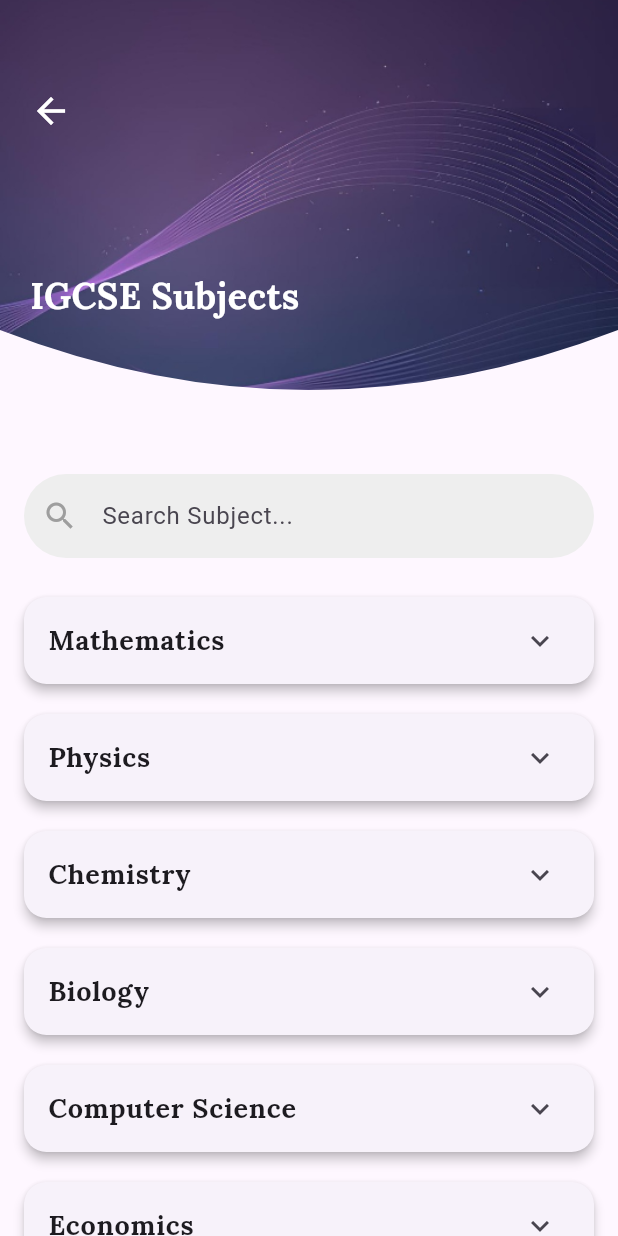
After one commit to ikramaftab/study_pro, a Flutter app: the IgcseDetailScreen screen opened directly, on a phone screen of 412 x 824 dp. The commit adds this screen. Run offline on Flutter 3.47's test engine with Material 3 defaults, Android fonts, the phone set to English and light mode, and no system bars; our stand-ins replace animate_do, google_fonts.

Commit message:
Added Screens

```diff
--- /dev/null
+++ b/lib/screens/IGCSE_detail.dart
@@ -0,0 +1,202 @@
+import 'package:flutter/material.dart';
+import 'package:google_fonts/google_fonts.dart';
+import 'package:study_pro/screens/lectures_screen.dart';
+import 'package:study_pro/screens/notes_screen.dart';
+import 'package:study_pro/screens/past_paper_screen.dart';
+
+import '../widgets/widgets.dart';
+import 'package:flutter/widgets.dart';
+
+class IgcseDetailScreen extends StatefulWidget {
+  const IgcseDetailScreen({super.key});
+
+  @override
+  _IgcseDetailScreenState createState() => _IgcseDetailScreenState();
+}
+
+class _IgcseDetailScreenState extends State<IgcseDetailScreen> {
+  final TextEditingController _searchController = TextEditingController();
+  final List<String> subjects = [
+    "Mathematics",
+    "Physics",
+    "Chemistry",
+    "Biology",
+    "Computer Science",
+    "Economics",
+    "Accounts",
+    "Business Studies",
+    "Urdu",
+    "English",
+    "Islamiat",
+    "Pakistan Studies"
+  ];
+
+  List<String> filteredSubjects = [];
+
+  @override
+  void initState() {
+    super.initState();
+    filteredSubjects = subjects;
+  }
+
+  void _filterSubjects(String query) {
+    setState(() {
+      filteredSubjects = subjects
+          .where((subject) => subject.toLowerCase().contains(query.toLowerCase()))
+          .toList();
+    });
+  }
+
+  @override
+  Widget build(BuildContext context) {
+    return Scaffold(
+      body: Column(
+        children: [
+          // Top Background Section
+          Stack(
+            children: [
+              ClipPath(
+                clipper: WaveClipper(),
+                child: Container(
+                  height: 300,
+                  decoration: const BoxDecoration(
+                    image: DecorationImage(
+                      image: AssetImage("assets/images/background_image.png"),
+                      fit: BoxFit.cover,
+                    ),
+                  ),
+                ),
+              ),
+              Positioned(
+                top: 50,
+                left: 10,
+                child: IconButton(
+                  icon: const Icon(Icons.arrow_back, color: Colors.white, size: 28),
+                  onPressed: () => Navigator.pop(context),
+                ),
+              ),
+              Positioned(
+                top: 180,
+                left: 20,
+                child: Text(
+                  "IGCSE Subjects",
+                  style: GoogleFonts.lora(
+                    fontSize: 24,
+                    fontWeight: FontWeight.bold,
+                    color: Colors.white,
+                  ),
+                ),
+              ),
+            ],
+          ),
+
+          // Search Bar
+          Padding(
+            padding: const EdgeInsets.all(16.0),
+            child: TextField(
+              controller: _searchController,
+              onChanged: _filterSubjects,
+              decoration: InputDecoration(
+                hintText: "Search Subject...",
+                prefixIcon: const Icon(Icons.search, color: Colors.grey),
+                filled: true,
+                fillColor: Colors.grey.shade200,
+                border: OutlineInputBorder(
+                  borderRadius: BorderRadius.circular(30),
+                  borderSide: BorderSide.none,
+                ),
+              ),
+            ),
+          ),
+
+          // Subject List
+          Expanded(
+            child: ListView.builder(
+              padding: const EdgeInsets.symmetric(horizontal: 16),
+              itemCount: filteredSubjects.length,
+              itemBuilder: (context, index) {
+                return _subjectCard(filteredSubjects[index]);
+              },
+            ),
+          ),
+        ],
+      ),
+    );
+  }
+
+  Widget _subjectCard(String subject) {
+    return Card(
+      shape: RoundedRectangleBorder(borderRadius: BorderRadius.circular(15)),
+      elevation: 3,
+      margin: const EdgeInsets.symmetric(vertical: 10),
+      child: ExpansionTile(
+        title: Text(
+          subject,
+          style: GoogleFonts.lora(
+            fontSize: 18,
+            fontWeight: FontWeight.bold,
+          ),
+        ),
+        children: [
+          GestureDetector(
+              onTap: () {
+                Navigator.push(context, MaterialPageRoute(builder: (context)=> const NotesScreen()));
+              },
+              child: _resourceTile("Notes", Icons.menu_book, Colors.blueAccent)),
+          GestureDetector(
+              onTap: () {
+                Navigator.push(context, MaterialPageRoute(builder: (context)=> const PastPapersScreen()));
+              },
+              child: _resourceTile("Past Papers", Icons.description, Colors.orange)),
+          GestureDetector(
+              onTap: () {
+                Navigator.push(context, MaterialPageRoute(builder: (context)=> const LecturesScreen()));
+              },
+              child: _resourceTile("Video Lectures", Icons.play_circle_fill, Colors.green)),
+          const SizedBox(height: 10),
+          _plannerOptions(),
+        ],
+      ),
+    );
+  }
+
+  Widget _resourceTile(String title, IconData icon, Color color) {
+    return ListTile(
+      leading: Icon(icon, color: color),
+      title: Text(
+        title,
+        style: GoogleFonts.lora(fontSize: 16),
+      ),
+      trailing: const Icon(Icons.arrow_forward_ios, size: 18),
+
+    );
+  }
+
+  Widget _plannerOptions() {
+    return Padding(
+      padding: const EdgeInsets.symmetric(horizontal: 16, vertical: 8),
+      child: Row(
+        mainAxisAlignment: MainAxisAlignment.spaceAround,
+        children: [
+          _plannerButton("1 Month"),
+          _plannerButton("3 Months"),
+          _plannerButton("6 Months"),
+        ],
+      ),
+    );
+  }
+
+  Widget _plannerButton(String title) {
+    return ElevatedButton(
+      onPressed: () {},
+      style: ElevatedButton.styleFrom(
+        backgroundColor: Colors.blueAccent,
+        shape: RoundedRectangleBorder(borderRadius: BorderRadius.circular(20)),
+      ),
+      child: Text(
+        title,
+        style: GoogleFonts.lora(fontSize: 14, color: Colors.white),
+      ),
+    );
+  }
+}
--- a/lib/screens/signup_screen.dart
+++ b/lib/screens/signup_screen.dart
@@ -13,7 +13,7 @@ class SignupScreen extends StatelessWidget {
             clipper: WaveClipper(),
             child: Container(
               height: MediaQuery.of(context).size.height * 0.45,
-              decoration: BoxDecoration(
+              decoration: const BoxDecoration(
                 image: DecorationImage(
                   image: AssetImage("assets/images/background_image.png"),
                   fit: BoxFit.cover,
--- a/pubspec.yaml
+++ b/pubspec.yaml
@@ -39,6 +39,7 @@ dependencies:
   animate_do: ^4.2.0
   iconsax: ^0.0.8
   font_awesome_flutter: ^10.8.0
+  animations: ^2.0.11
 
 dev_dependencies:
   flutter_test:
@@ -66,6 +67,7 @@ flutter:
   assets:
     - assets/images/background_image.png
     - assets/images/logo.png
+    - assets/images/ikram.jpg
 
 
   # An image asset can refer to one or more resolution-specific "variants", see
```
Also changed, not shown: lib/screens/lectures_screen.dart (added, +44 -0 lines), lib/screens/notes_screen.dart (added, +59 -0 lines), lib/screens/olevel_course_detail.dart (added, +203 -0 lines), lib/screens/past_paper_screen.dart (added, +42 -0 lines), lib/screens/user_profile.dart (+9 -3 lines), assets/images/ikram.jpg (added), pubspec.lock.
